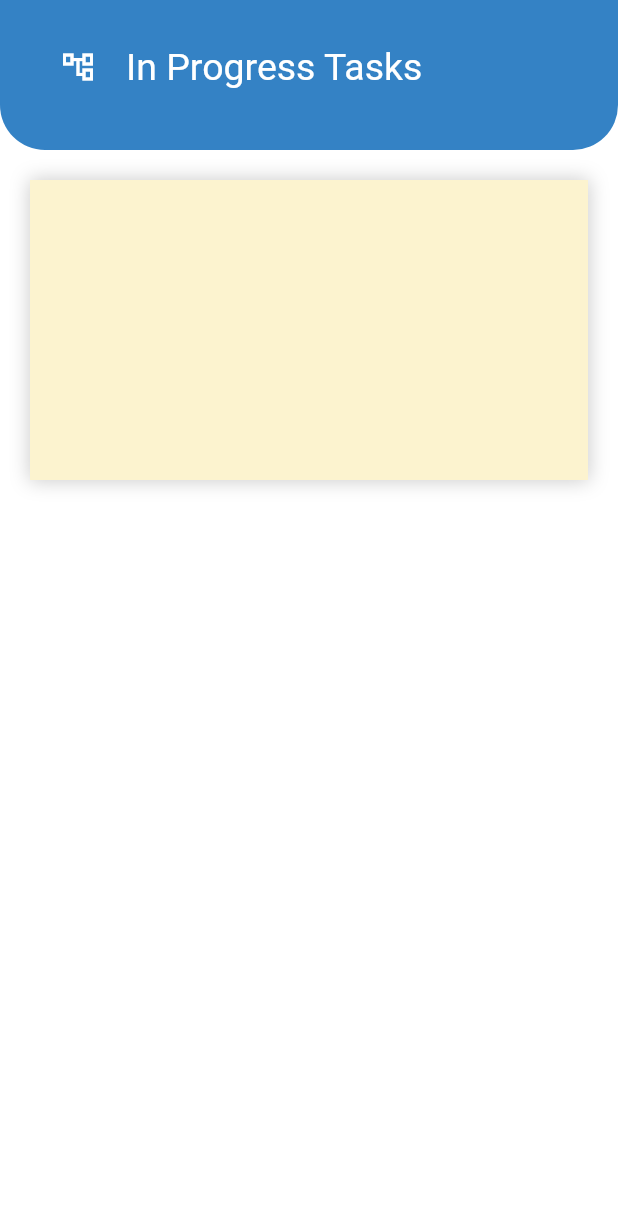
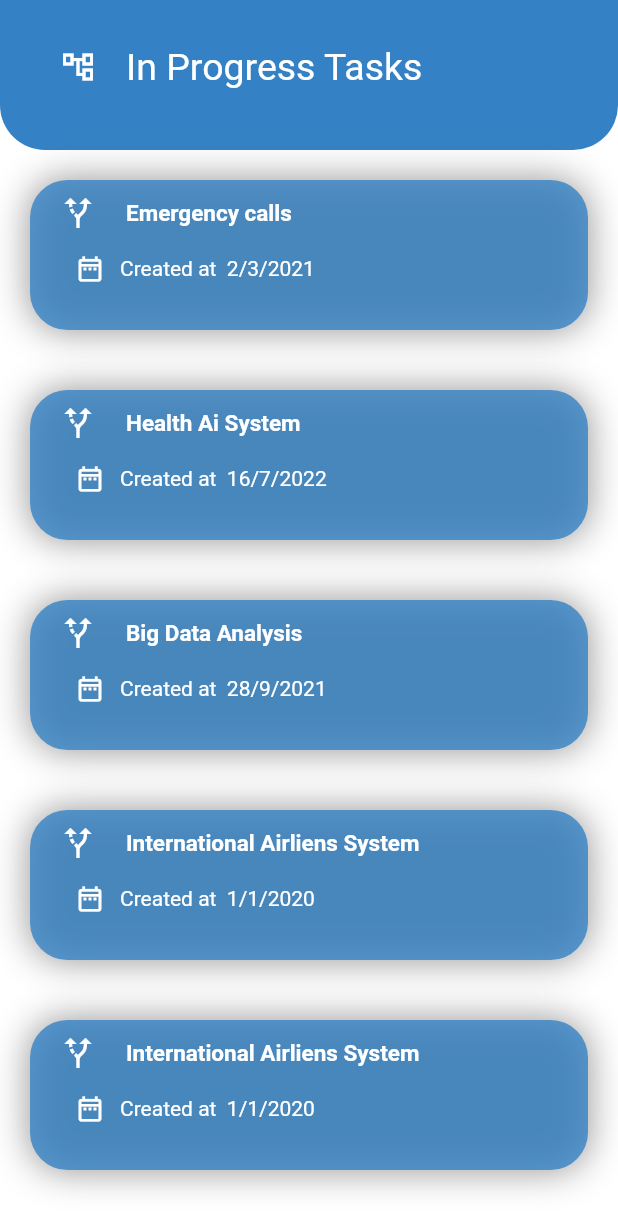
Before and after one commit to 4h4f/teamzone, a Flutter app: the CurrentState screen opened directly, on a phone screen of 412 x 824 dp. Shown: the top 1231 px of the screen. Run offline on Flutter 3.47's test engine with Material 2 defaults, Android fonts, the phone set to English and light mode, and no system bars; our stand-ins replace curved_navigation_bar, flutter_neumorphic, flutter_svg, percent_indicator.

Commit message:
current state update

```diff
--- a/lib/Screens/DashboadWidgets/CurrentState.dart
+++ b/lib/Screens/DashboadWidgets/CurrentState.dart
@@ -8,12 +8,19 @@ class CurrentState extends StatefulWidget {
 }
 
 class _CurrentStateState extends State<CurrentState> {
-  var temp = [
-    {"name": "Roomm", "description": 1},
-    {"name": "Twimm", "description": 1},
-    {"name": "Tanoodle", "description": 1},
-    {"name": "Meevee", "description": 1},
-    {"name": "Quamba", "description": 1}
+  List<String> taskName = [
+    "Emergency calls ",
+    "Health Ai System ",
+    "Big Data Analysis",
+    "International Airliens System",
+    "International Airliens System"
+  ];
+  List<String> taskCreationDate = [
+    "2/3/2021",
+    "16/7/2022",
+    "28/9/2021",
+    "1/1/2020",
+    "1/1/2020"
   ];
   @override
   Widget build(BuildContext context) {
@@ -60,22 +67,97 @@ class _CurrentStateState extends State<CurrentState> {
                   ],
                 ),
               ),
-              Column(
+              SingleChildScrollView(
+                physics: ScrollPhysics(),
+                child: Column(
                   children: <Widget>[
-                  Container(
-                    margin: EdgeInsets.all(20),
-                    height: 200,
+                    ListView.builder(
+                        scrollDirection: Axis.vertical,
+                        shrinkWrap: true,
+                        physics: NeverScrollableScrollPhysics(),
+                        itemCount: taskName.length,
+                        itemBuilder: (BuildContext ctx, int index) {
+                          return InkWell(
+                            onTap: () {
+                              showDialog(
+                                context: context,
+                                builder: (context) => SimpleDialog(
+                                  title: Text(taskName[index]),
+                                  contentPadding: EdgeInsets.all(20),
+                                  children: [Text('abdelrhaman mohammed')],
+                                ),
+                              );
+                            },
+                            child: Container(
+                              //-------------------------------- List View Container------
+                              margin: const EdgeInsets.all(20),
+                              height: 100,
+                              width: 300,
                               decoration: BoxDecoration(
-                        color: Color.fromRGBO(252, 243, 207, 1),
+                                  color: const Color.fromRGBO(52, 130, 197, .8),
+                                  borderRadius: BorderRadius.circular(25),
                                   boxShadow: [
                                     BoxShadow(
-                            color: Colors.black.withOpacity(.2),
-                            blurRadius: 10,
+                                      color: Colors.black.withOpacity(.4),
+                                      blurRadius: 20,
                                       spreadRadius: 1,
                                     ),
                                   ]),
+                              child: Padding(
+                                padding: const EdgeInsets.symmetric(
+                                    horizontal: 20, vertical: 10),
+                                child: Column(
+                                  children: <Widget>[
+                                    Row(
+                                      children: <Widget>[
+                                        const Icon(
+                                          Icons.alt_route_sharp,
+                                          color: Colors.white,
+                                        ),
+                                        const SizedBox(
+                                          width: 20,
+                                        ),
+                                        Text(
+                                          taskName[index],
+                                          style: const TextStyle(
+                                              color: Colors.white,
+                                              fontSize: 15,
+                                              fontWeight: FontWeight.bold),
                                         )
                                       ],
+                                    ),
+                                    const SizedBox(
+                                      height: 15,
+                                    ),
+                                    Padding(
+                                      padding: const EdgeInsets.only(left: 10),
+                                      child: Row(
+                                        children: <Widget>[
+                                          const Icon(
+                                            Icons.date_range_outlined,
+                                            size: 20,
+                                            color: Colors.white,
+                                          ),
+                                          const SizedBox(
+                                            width: 10,
+                                          ),
+                                          Text(
+                                            'Created at  ' +
+                                                taskCreationDate[index],
+                                            style: const TextStyle(
+                                                color: Colors.white),
+                                          )
+                                        ],
+                                      ),
+                                    ),
+                                  ],
+                                ),
+                              ),
+                            ),
+                          );
+                        })
+                  ],
+                ),
               ),
 
               //-------------------
@@ -86,3 +168,20 @@ class _CurrentStateState extends State<CurrentState> {
     );
   }
 }
+
+
+/* Container(
+                    margin: EdgeInsets.all(20),
+                    height: 100,
+                    width: 300,
+                    decoration: BoxDecoration(
+                        color: const Color.fromRGBO(52, 130, 197, .8),
+                        borderRadius: BorderRadius.circular(25),
+                        boxShadow: [
+                          BoxShadow(
+                            color: Colors.black.withOpacity(.4),
+                            blurRadius: 20,
+                            spreadRadius: 1,
+                          ),
+                        ]),
+                  ) */
--- a/pubspec.yaml
+++ b/pubspec.yaml
@@ -39,6 +39,7 @@ dependencies:
   curved_navigation_bar: ^1.0.3
   http: ^0.13.4
   percent_indicator: ^4.0.0
+  material_dialogs: ^1.1.1
  # google_fonts: ^2.3.1
 
 dev_dependencies:
```
Also changed, not shown: pubspec.lock. Lines whose indentation alone changed are shown as unchanged.
